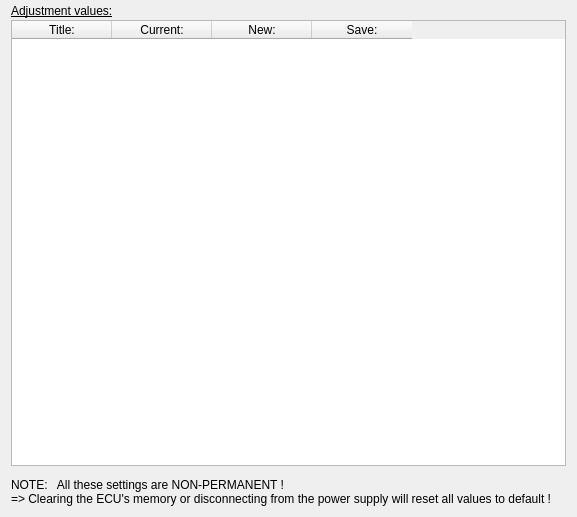
Comer352L/FreeSSM, file ui/CUcontent_Adjustments.ui: the form before one commit.
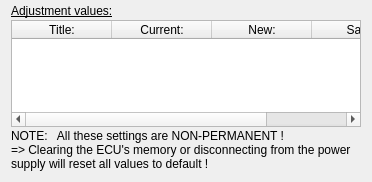
The form after the commit.

Commit message: Rework/unify/finetune layouts of the CU dialog content widgets

The edit to the form file:
```diff
--- a/ui/CUcontent_Adjustments.ui
+++ b/ui/CUcontent_Adjustments.ui
@@ -1,12 +1,12 @@
 <ui version="4.0" >
  <class>Adjustments_Form</class>
- <widget class="QWidget" name="Adjustments_Form" >
-  <property name="geometry" >
+ <widget class="QWidget" name="Adjustments_Form">
+  <property name="geometry">
    <rect>
     <x>0</x>
     <y>0</y>
-    <width>577</width>
-    <height>517</height>
+    <width>358</width>
+    <height>182</height>
    </rect>
   </property>
   <property name="sizePolicy" >
@@ -15,10 +15,10 @@
     <verstretch>0</verstretch>
    </sizepolicy>
   </property>
-  <property name="minimumSize" >
+  <property name="minimumSize">
    <size>
-    <width>400</width>
-    <height>200</height>
+    <width>0</width>
+    <height>0</height>
    </size>
   </property>
   <property name="windowTitle" >
@@ -63,8 +63,14 @@
     </widget>
    </item>
    <item>
-    <widget class="QTableWidget" name="adjustments_tableWidget" >
-     <property name="editTriggers" >
+    <widget class="QTableWidget" name="adjustments_tableWidget">
+     <property name="sizePolicy">
+      <sizepolicy hsizetype="Preferred" vsizetype="Expanding">
+       <horstretch>0</horstretch>
+       <verstretch>0</verstretch>
+      </sizepolicy>
+     </property>
+     <property name="editTriggers">
       <set>QAbstractItemView::NoEditTriggers</set>
      </property>
      <property name="selectionBehavior" >
@@ -96,11 +102,17 @@
     </widget>
    </item>
    <item>
-    <widget class="QLabel" name="nonPermanentInfo_label" >
-     <property name="minimumSize" >
+    <widget class="QLabel" name="nonPermanentInfo_label">
+     <property name="sizePolicy">
+      <sizepolicy hsizetype="Minimum" vsizetype="Minimum">
+       <horstretch>0</horstretch>
+       <verstretch>0</verstretch>
+      </sizepolicy>
+     </property>
+     <property name="minimumSize">
       <size>
        <width>0</width>
-       <height>38</height>
+       <height>0</height>
       </size>
      </property>
      <property name="text" >
```
Left out of the diff: 49 changed lines with no effect on the pictures. The commit also changes 6 other files.
